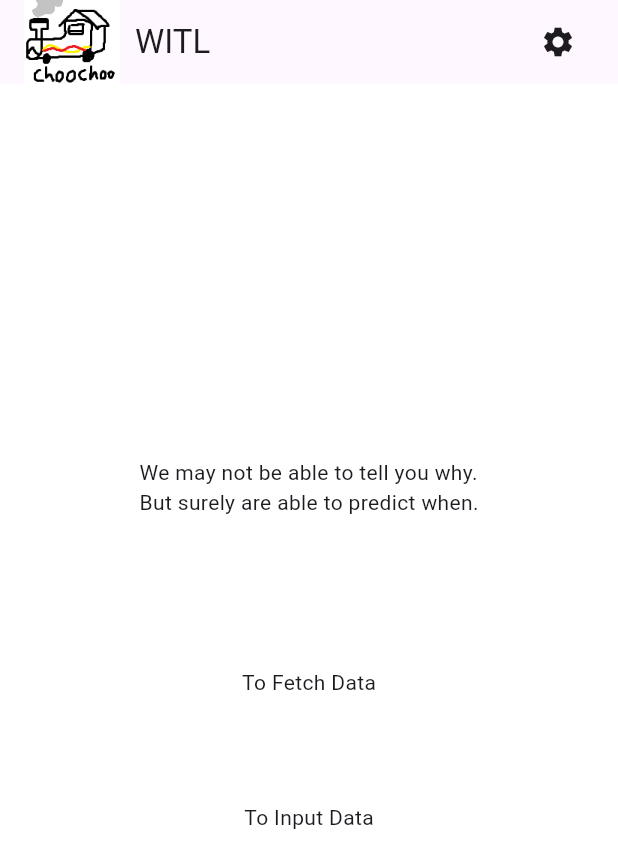
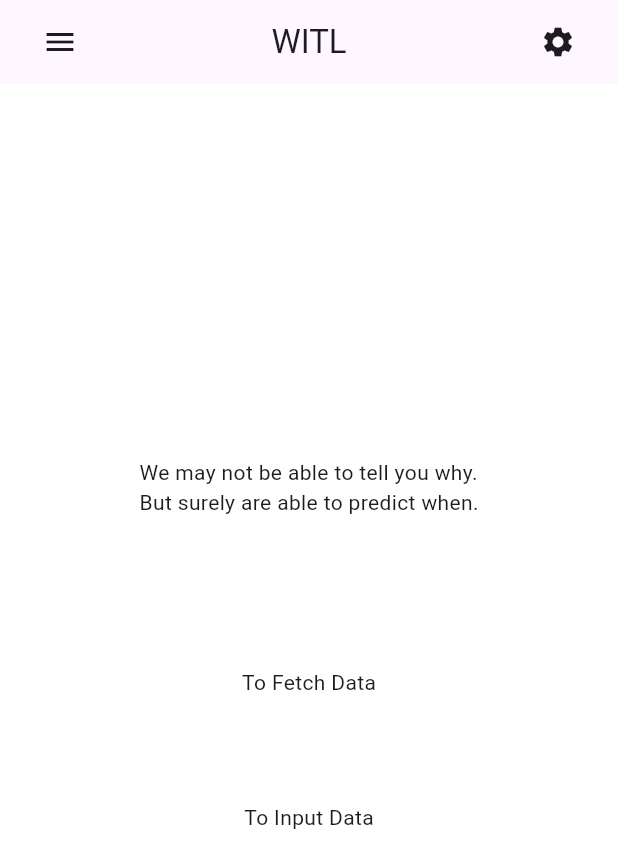
Before and after one commit to LinlyBoi/witl-flutter, a Flutter app: the screen it shows after launch, on a phone screen of 412 x 824 dp. Shown: the top 868 px of the screen. Run offline on Flutter 3.47's test engine with Material 3 defaults, Android fonts, the phone set to English and light mode, and no system bars.

Commit message:
No choochoo, centralised text))))

```diff
--- a/lib/home_screen.dart
+++ b/lib/home_screen.dart
@@ -13,14 +13,27 @@ class HomeScreen extends StatelessWidget {
         title: Row(
           mainAxisAlignment: MainAxisAlignment.center,
           children: [
-            // Our Amazing Logo
-            Image.asset('assets/images/choo.png',
-              fit: BoxFit.contain,
-              height: 64,
+            // Hamburbur menu
+            IconButton(
+              onPressed: () {
+
+              },
+              icon: const Icon(Icons.menu_sharp)
             ),
 
+            // Space
+            // const SizedBox(width: 30,),
+
+            // Our Amazing Logo
+            // Image.asset('assets/images/choo.png',
+            //   fit: BoxFit.contain,
+            //   height: 64,
+            // ),
+
             // Spacing
-            const SizedBox(width: 10,),
+            // const SizedBox(width: 10,),
+
+            const Expanded(child: SizedBox()),
 
             // App Title
             const Text("WITL"),
@@ -31,10 +44,12 @@ class HomeScreen extends StatelessWidget {
 
             // Navigate to Settings
             IconButton(
-              onPressed: () {Navigator.push(
-                context,
-                MaterialPageRoute(builder: (context) => const Settings())
-              );},
+              onPressed: () {
+                Navigator.push(
+                  context,
+                  MaterialPageRoute(builder: (context) => const Settings())
+                );
+              },
               icon: const Icon(Icons.settings)),
             ]
         ),
```
